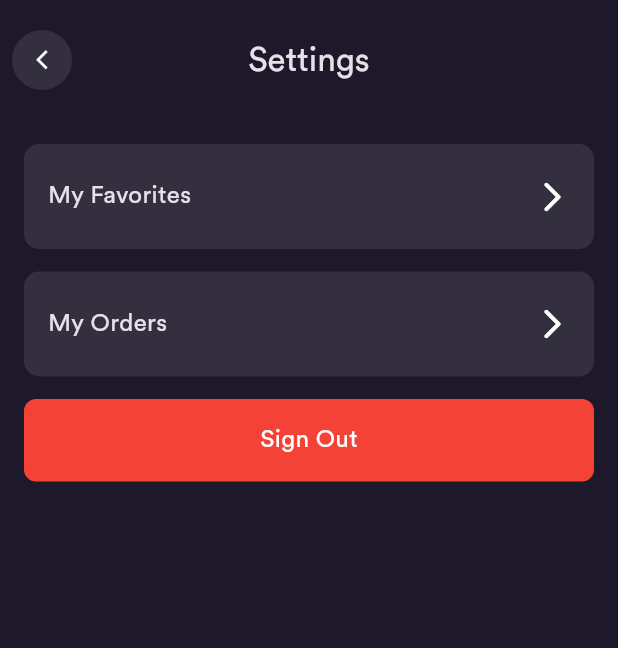
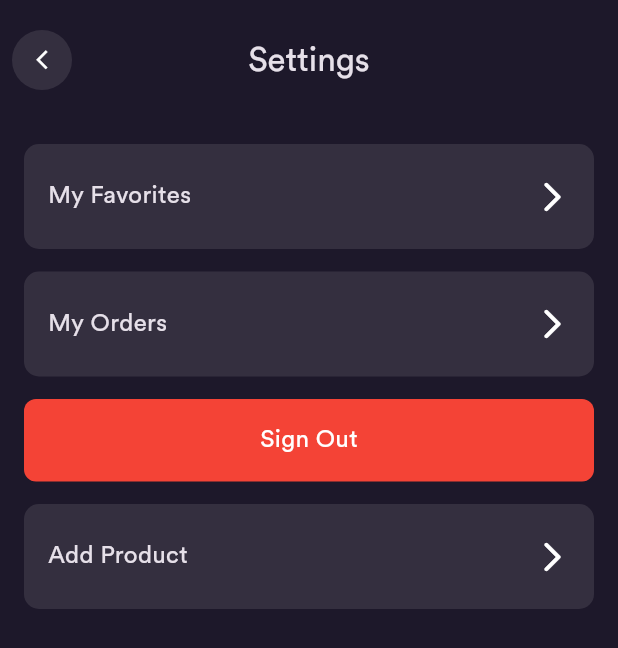
Before and after one commit to DangKhanh2808/ecommerce, a Flutter app: the SettingsPage screen opened directly, on a phone screen of 412 x 824 dp. Shown: the top 648 px of the screen. Run offline on Flutter 3.47's test engine with Material 3 defaults, Android fonts, the phone set to English and light mode, and no system bars; our stand-ins replace cloud_firestore, dartz, firebase_auth, firebase_core, flutter_bloc, flutter_svg and 2 more; accounts and stored records are empty.

Commit message:
add_product

```diff
--- a/lib/data/product/source/product_firebase_service.dart
+++ b/lib/data/product/source/product_firebase_service.dart
@@ -12,6 +12,7 @@ abstract class ProductFirebaseService {
   Future<Either> addOrRemoveFavoriteProduct(ProductEntity product);
   Future<bool> isFavorite(String id);
   Future<Either> getFavoritesProduct();
+  Future<Either> createProduct(ProductEntity product);
 }
 
 class ProductFirebaseServiceImpl implements ProductFirebaseService {
@@ -138,4 +139,17 @@ class ProductFirebaseServiceImpl implements ProductFirebaseService {
       return Left('Please try again');
     }
   }
+
+  @override
+  Future<Either> createProduct(ProductEntity product) async {
+    try {
+      var returnedData = await FirebaseFirestore.instance
+          .collection('Products')
+          .add(product.fromEntity().toMap());
+      await returnedData.update({'productId': returnedData.id});
+      return const Right(true);
+    } catch (error) {
+      return Left('Failed to create product: $error');
+    }
+  }
 }
--- a/lib/domain/product/repository/product.dart
+++ b/lib/domain/product/repository/product.dart
@@ -9,4 +9,8 @@ abstract class ProductRepository {
   Future<Either> addOrRemoveFavoriteProduct(ProductEntity product);
   Future<bool> isFavorite(String productId);
   Future<Either> getFavoritesProduct();
+  Future<Either> createProduct(ProductEntity product);
+  Future<Either> getAllProducts();
+  Future<Either> updateProduct(ProductEntity product);
+  Future<Either> deleteProduct(String productId);
 }
--- /dev/null
+++ b/lib/presentation/product/bloc/product_add_cubit.dart
@@ -0,0 +1,20 @@
+import 'package:ecommerce/domain/product/repository/product.dart';
+import 'package:flutter_bloc/flutter_bloc.dart';
+import 'product_add_state.dart';
+import 'package:ecommerce/domain/product/entity/product.dart';
+
+class ProductAddCubit extends Cubit<ProductAddState> {
+  final ProductRepository repository;
+
+  ProductAddCubit(this.repository) : super(ProductAddInitial());
+
+  Future<void> createProduct(ProductEntity product) async {
+    emit(ProductAddLoading());
+    try {
+      await repository.createProduct(product);
+      emit(ProductAddSuccess());
+    } catch (e) {
+      emit(ProductAddFailure(e.toString()));
+    }
+  }
+}
--- /dev/null
+++ b/lib/presentation/product/bloc/product_add_state.dart
@@ -0,0 +1,12 @@
+abstract class ProductAddState {}
+
+class ProductAddInitial extends ProductAddState {}
+
+class ProductAddLoading extends ProductAddState {}
+
+class ProductAddSuccess extends ProductAddState {}
+
+class ProductAddFailure extends ProductAddState {
+  final String message;
+  ProductAddFailure(this.message);
+}
--- a/lib/presentation/settings/views/settings.dart
+++ b/lib/presentation/settings/views/settings.dart
@@ -3,6 +3,7 @@ import 'package:ecommerce/common/bloc/button/button_state_cubit.dart';
 import 'package:ecommerce/common/helper/navigator/app_navigator.dart';
 import 'package:ecommerce/common/widgets/appbar/app_bar.dart';
 import 'package:ecommerce/presentation/auth/user/views/signin.dart';
+import 'package:ecommerce/presentation/settings/widgets/add_product_tile.dart';
 import 'package:ecommerce/presentation/settings/widgets/my_favorite_tile.dart';
 import 'package:ecommerce/presentation/settings/widgets/my_order_tile.dart';
 import 'package:ecommerce/presentation/settings/widgets/signout.dart';
@@ -47,6 +48,10 @@ class SettingsPage extends StatelessWidget {
                   height: 15,
                 ),
                 SignOutButton(),
+                const SizedBox(
+                  height: 15,
+                ),
+                const AddProductTile(),
               ],
             ),
           ),
--- /dev/null
+++ b/lib/presentation/settings/widgets/add_product_tile.dart
@@ -0,0 +1,49 @@
+import 'package:ecommerce/common/helper/navigator/app_navigator.dart';
+import 'package:ecommerce/core/configs/theme/app_colors.dart';
+import 'package:ecommerce/domain/product/repository/product.dart';
+import 'package:ecommerce/presentation/product/bloc/product_add_cubit.dart';
+import 'package:ecommerce/presentation/product/page/product_add_page.dart';
+import 'package:flutter/material.dart';
+import 'package:flutter_bloc/flutter_bloc.dart';
+
+// Nếu bạn dùng get_it để quản lý dependency:
+import 'package:get_it/get_it.dart';
+
+class AddProductTile extends StatelessWidget {
+  const AddProductTile({super.key});
+
+  @override
+  Widget build(BuildContext context) {
+    return GestureDetector(
+      onTap: () {
+        final productRepository = GetIt.I<ProductRepository>();
+
+        AppNavigator.push(
+          context,
+          BlocProvider(
+            create: (_) => ProductAddCubit(productRepository),
+            child: const ProductAddPage(),
+          ),
+        );
+      },
+      child: Container(
+        height: 70,
+        padding: const EdgeInsets.symmetric(horizontal: 16),
+        decoration: BoxDecoration(
+          color: AppColors.secondBackground,
+          borderRadius: BorderRadius.circular(10),
+        ),
+        child: const Row(
+          mainAxisAlignment: MainAxisAlignment.spaceBetween,
+          children: [
+            Text(
+              'Add Product',
+              style: TextStyle(fontWeight: FontWeight.w400, fontSize: 16),
+            ),
+            Icon(Icons.arrow_forward_ios_rounded),
+          ],
+        ),
+      ),
+    );
+  }
+}
--- a/lib/service_locator.dart
+++ b/lib/service_locator.dart
@@ -25,6 +25,7 @@ import 'package:ecommerce/domain/order/usecases/order_registration.dart';
 import 'package:ecommerce/domain/order/usecases/remove_cart_products.dart';
 import 'package:ecommerce/domain/product/repository/product.dart';
 import 'package:ecommerce/domain/product/usecases/add_or_remove_favorite_product.dart';
+import 'package:ecommerce/domain/product/usecases/add_product.dart';
 import 'package:ecommerce/domain/product/usecases/get_favorites_products.dart';
 import 'package:ecommerce/domain/product/usecases/get_new_in.dart';
 import 'package:ecommerce/domain/product/usecases/get_products_by_category_id.dart';
@@ -156,4 +157,8 @@ Future<void> initializeDependencies() async {
   sl.registerSingleton<GetRoleUseCase>(
     GetRoleUseCase(),
   );
+
+  sl.registerSingleton<AddProductUseCase>(
+    AddProductUseCase(),
+  );
 }
```
Also changed, not shown: lib/data/product/models/product.dart (+53 -23 lines), lib/data/product/repository/product.dart (+32 -0 lines), lib/domain/product/usecases/add_product.dart (added, +12 -0 lines), lib/presentation/product/page/product_add_page.dart (added, +34 -0 lines), lib/presentation/product/widget/product_add_form.dart (added, +32 -0 lines), lib/presentation/product/widget/product_price_input.dart (added, +18 -0 lines), lib/presentation/product/widget/product_submit_button.dart (added, +52 -0 lines), lib/presentation/product/widget/product_title_input.dart (added, +17 -0 lines).
